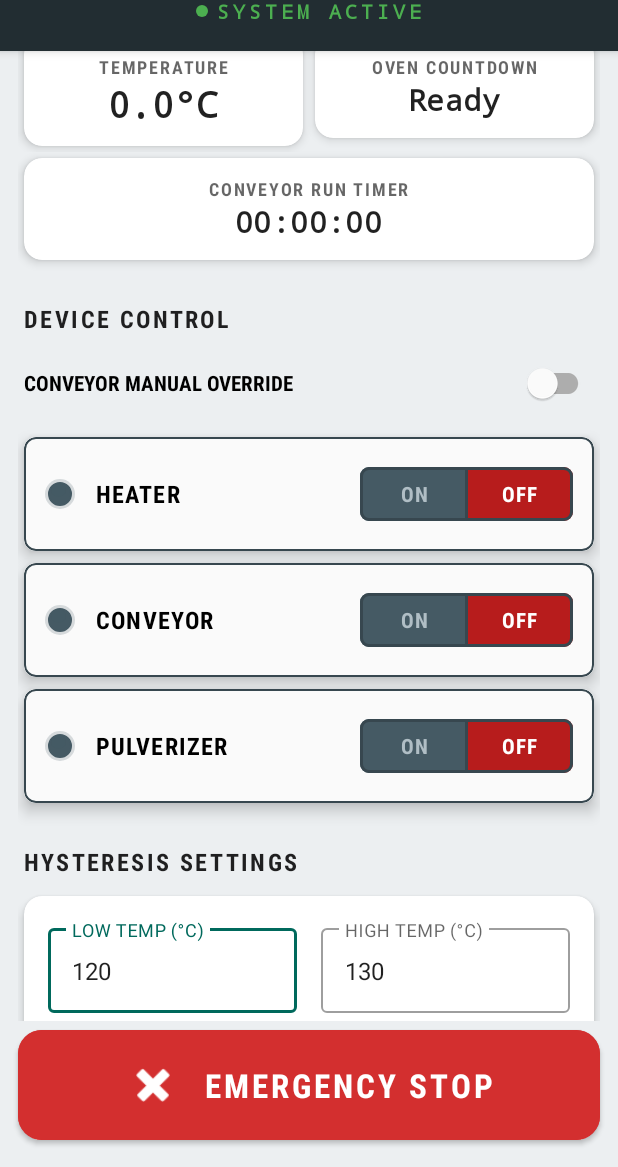
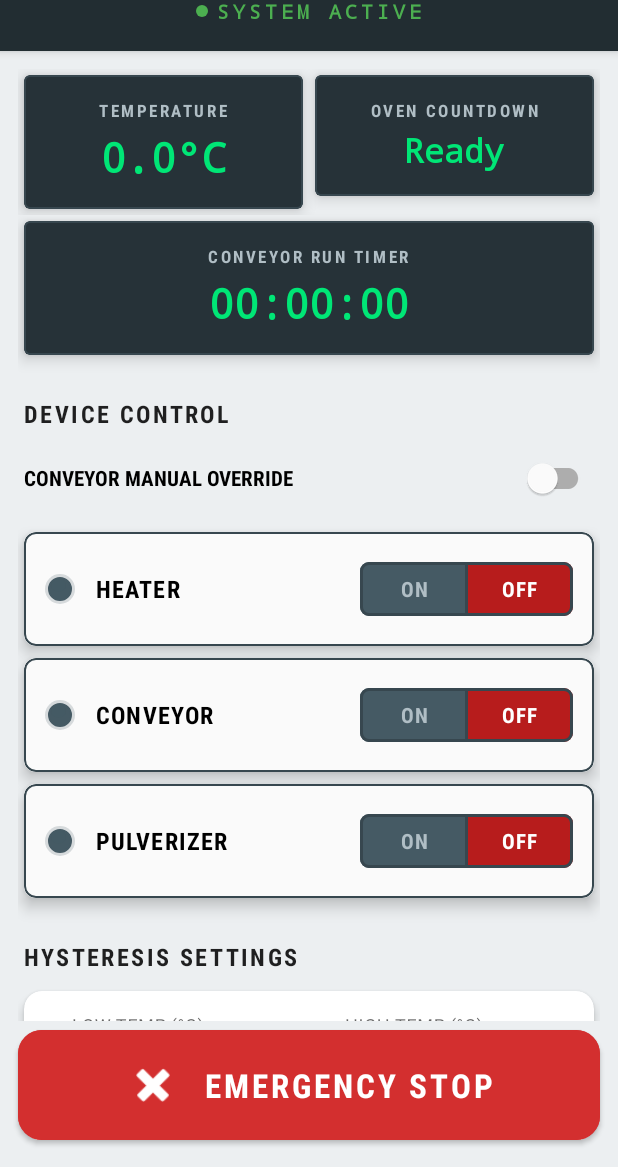
Before and after one commit to Iqoknick/IPOTECH, an Android app: the screen it shows after launch (MainActivity), on a phone screen of 412 x 824 dp, the part 69-1236 px from its top. Run offline under Robolectric (Android 15) with nearby library versions, the light colour scheme and no system bars; our stand-ins replace Firebase (no records; nobody signed in at launch, a user with empty details on screens opened directly), navigation-ui; 1 statement that could not run was skipped.

Commit message:
style: enhance card design and text appearance in dashboard layout

```diff
--- a/app/src/main/res/layout/fragment_dashboard.xml
+++ b/app/src/main/res/layout/fragment_dashboard.xml
@@ -32,32 +32,38 @@
                     android:layout_height="wrap_content"
                     android:layout_margin="4dp"
                     android:layout_weight="1"
-                    app:cardCornerRadius="12dp"
-                    app:cardElevation="4dp">
+                    app:cardBackgroundColor="@color/btn_active_off"
+                    app:cardCornerRadius="4dp"
+                    app:cardElevation="6dp"
+                    app:strokeColor="@color/industrial_stroke"
+                    app:strokeWidth="1dp">
 
                     <LinearLayout
                         android:layout_width="match_parent"
                         android:layout_height="wrap_content"
                         android:gravity="center"
                         android:orientation="vertical"
-                        android:padding="12dp">
+                        android:padding="16dp">
 
                         <TextView
                             android:layout_width="wrap_content"
                             android:layout_height="wrap_content"
                             android:fontFamily="sans-serif-condensed"
-                            android:letterSpacing="0.1"
+                            android:letterSpacing="0.15"
                             android:text="TEMPERATURE"
-                            android:textAppearance="@style/TextAppearance.MaterialComponents.Caption"
+                            android:textColor="@color/industrial_text_inactive"
+                            android:textSize="11sp"
                             android:textStyle="bold" />
 
                         <TextView
                             android:id="@+id/tv_temperature"
                             android:layout_width="wrap_content"
                             android:layout_height="wrap_content"
+                            android:layout_marginTop="4dp"
                             android:fontFamily="monospace"
                             android:text="0.0°C"
-                            android:textAppearance="@style/TextAppearance.MaterialComponents.Headline5"
+                            android:textColor="@color/led_on"
+                            android:textSize="28sp"
                             android:textStyle="bold" />
                     </LinearLayout>
                 </com.google.android.material.card.MaterialCardView>
@@ -67,32 +73,38 @@
                     android:layout_height="wrap_content"
                     android:layout_margin="4dp"
                     android:layout_weight="1"
-                    app:cardCornerRadius="12dp"
-                    app:cardElevation="4dp">
+                    app:cardBackgroundColor="@color/btn_active_off"
+                    app:cardCornerRadius="4dp"
+                    app:cardElevation="6dp"
+                    app:strokeColor="@color/industrial_stroke"
+                    app:strokeWidth="1dp">
 
                     <LinearLayout
                         android:layout_width="match_parent"
                         android:layout_height="wrap_content"
                         android:gravity="center"
                         android:orientation="vertical"
-                        android:padding="12dp">
+                        android:padding="16dp">
 
                         <TextView
                             android:layout_width="wrap_content"
                             android:layout_height="wrap_content"
                             android:fontFamily="sans-serif-condensed"
-                            android:letterSpacing="0.1"
+                            android:letterSpacing="0.15"
                             android:text="OVEN COUNTDOWN"
-                            android:textAppearance="@style/TextAppearance.MaterialComponents.Caption"
+                            android:textColor="@color/industrial_text_inactive"
+                            android:textSize="11sp"
                             android:textStyle="bold" />
 
                         <TextView
                             android:id="@+id/tv_oven_countdown"
                             android:layout_width="wrap_content"
                             android:layout_height="wrap_content"
+                            android:layout_marginTop="4dp"
                             android:fontFamily="monospace"
-                            android:text="00:00:00"
-                            android:textAppearance="@style/TextAppearance.MaterialComponents.Headline6"
+                            android:text="Ready"
+                            android:textColor="@color/led_on"
+                            android:textSize="22sp"
                             android:textStyle="bold" />
                     </LinearLayout>
                 </com.google.android.material.card.MaterialCardView>
@@ -102,32 +114,38 @@
                 android:layout_width="match_parent"
                 android:layout_height="wrap_content"
                 android:layout_margin="4dp"
-                app:cardCornerRadius="12dp"
-                app:cardElevation="4dp">
+                app:cardBackgroundColor="@color/btn_active_off"
+                app:cardCornerRadius="4dp"
+                app:cardElevation="6dp"
+                app:strokeColor="@color/industrial_stroke"
+                app:strokeWidth="1dp">
 
                 <LinearLayout
                     android:layout_width="match_parent"
                     android:layout_height="wrap_content"
                     android:gravity="center"
                     android:orientation="vertical"
-                    android:padding="12dp">
+                    android:padding="16dp">
 
                     <TextView
                         android:layout_width="wrap_content"
                         android:layout_height="wrap_content"
                         android:fontFamily="sans-serif-condensed"
-                        android:letterSpacing="0.1"
+                        android:letterSpacing="0.15"
                         android:text="CONVEYOR RUN TIMER"
-                        android:textAppearance="@style/TextAppearance.MaterialComponents.Caption"
+                        android:textColor="@color/industrial_text_inactive"
+                        android:textSize="11sp"
                         android:textStyle="bold" />
 
                     <TextView
                         android:id="@+id/tv_conveyor_timer"
                         android:layout_width="wrap_content"
                         android:layout_height="wrap_content"
+                        android:layout_marginTop="4dp"
                         android:fontFamily="monospace"
                         android:text="00:00:00"
-                        android:textAppearance="@style/TextAppearance.MaterialComponents.Headline6"
+                        android:textColor="@color/led_on"
+                        android:textSize="28sp"
                         android:textStyle="bold" />
                 </LinearLayout>
             </com.google.android.material.card.MaterialCardView>
```
